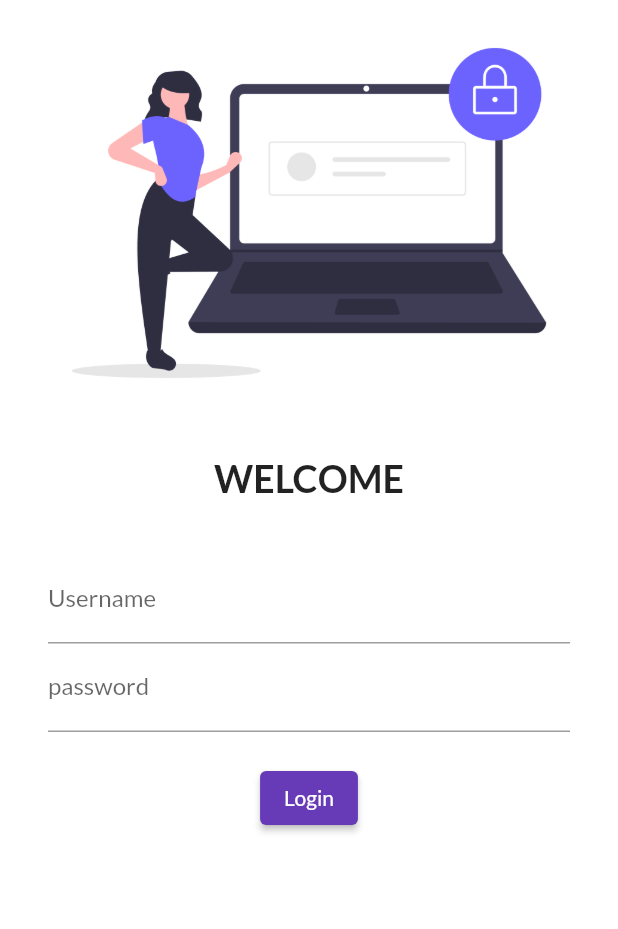
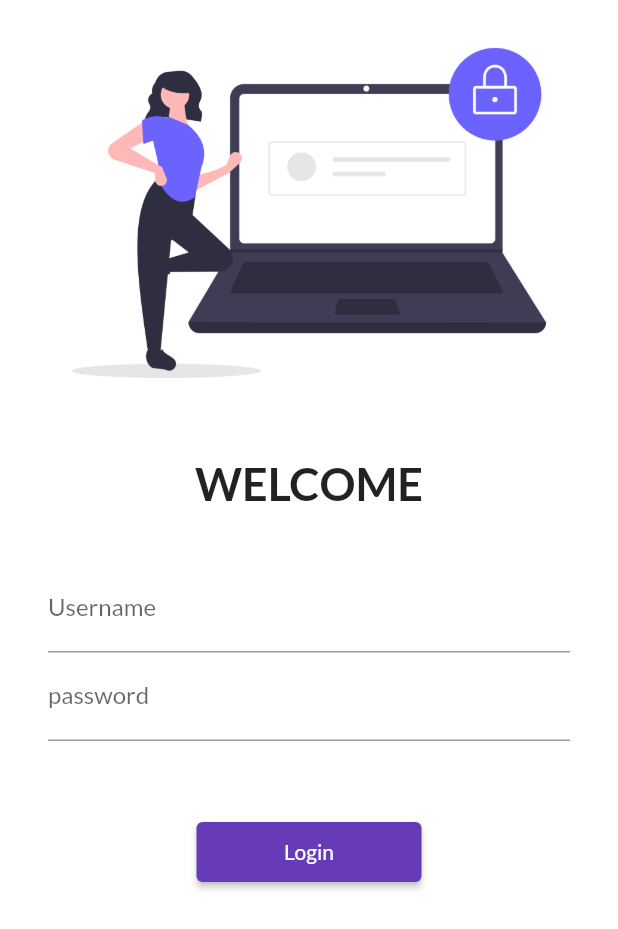
Before and after one commit to abhijeettiwari521/flutterbyabhi, a Flutter app: the screen it shows after launch, on a phone screen of 412 x 824 dp. Shown: the top 929 px of the screen. Run offline on Flutter 3.47's test engine with Material 2 defaults, Android fonts, the phone set to English and light mode, and no system bars; our stand-ins replace google_fonts.

Commit message:
day5 completed

```diff
--- a/lib/main.dart
+++ b/lib/main.dart
@@ -1,6 +1,7 @@
 import 'package:flutter/material.dart';
 import 'package:flutter_application_2/pages/home_page.dart';
 import 'package:flutter_application_2/pages/login_page.dart';
+import 'package:flutter_application_2/utils/routes.dart';
 import 'package:google_fonts/google_fonts.dart';
 
 void main() {
@@ -18,14 +19,15 @@ class MyApp extends StatelessWidget {
           primarySwatch: Colors.deepPurple,
           fontFamily: GoogleFonts.lato().fontFamily,
           primaryTextTheme: GoogleFonts.latoTextTheme()),
+      debugShowCheckedModeBanner: false,
       darkTheme: ThemeData(
         brightness: Brightness.dark,
       ),
       initialRoute: "/",
       routes: {
         "/": (context) => LoginPage(),
-        "/home": (context) => HomePage(),
-        "/login": (context) => LoginPage(),
+        MyRoutes.homeRoute: (context) => HomePage(),
+        MyRoutes.loginRoute: (context) => LoginPage(),
       },
     );
   }
--- a/lib/pages/login_page.dart
+++ b/lib/pages/login_page.dart
@@ -1,5 +1,6 @@
 import 'package:flutter/gestures.dart';
 import 'package:flutter/material.dart';
+import 'package:flutter_application_2/utils/routes.dart';
 
 class LoginPage extends StatelessWidget {
   const LoginPage({Key? key}) : super(key: key);
@@ -7,7 +8,8 @@ class LoginPage extends StatelessWidget {
   @override
   Widget build(BuildContext context) {
     return Material(
-        color: Colors.white,
+        color: Color.fromRGBO(255, 255, 255, 1),
+        child: SingleChildScrollView(
           child: Column(
             children: [
               Image.asset(
@@ -19,14 +21,14 @@ class LoginPage extends StatelessWidget {
               ),
               Text(
                 "WELCOME",
-              style: TextStyle(fontSize: 25, fontWeight: FontWeight.bold),
+                style: TextStyle(fontSize: 30, fontWeight: FontWeight.bold),
               ),
               SizedBox(
                 height: 20.0,
               ),
               Padding(
-              padding:
-                  const EdgeInsets.symmetric(vertical: 16.0, horizontal: 32.0),
+                padding: const EdgeInsets.symmetric(
+                    vertical: 16.0, horizontal: 32.0),
                 child: Column(
                   children: [
                     TextFormField(
@@ -43,19 +45,20 @@ class LoginPage extends StatelessWidget {
                       ),
                     ),
                     SizedBox(
-                    height: 20.0,
+                      height: 50.0,
                     ),
                     ElevatedButton(
                       child: Text("Login"),
-                    style: TextButton.styleFrom(),
+                      style: TextButton.styleFrom(minimumSize: Size(150, 40)),
                       onPressed: () {
-                      print("Hii Abhi");
+                        Navigator.pushNamed(context, MyRoutes.homeRoute);
                       },
                     )
                   ],
                 ),
-            )
+              ),
             ],
+          ),
         ));
   }
 }
--- /dev/null
+++ b/lib/utils/routes.dart
@@ -0,0 +1,4 @@
+class MyRoutes {
+  static String loginRoute = "/login";
+  static String homeRoute = "/home";
+}
```
Lines whose indentation alone changed are shown as unchanged.
